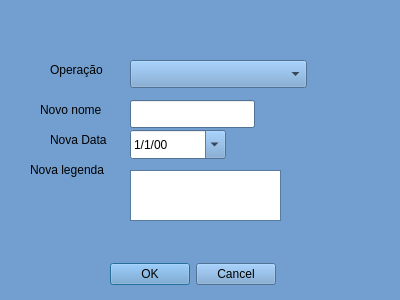
Qt form modificar.ui (LeitaoFabricio/ProjetoAniversario) before a commit.
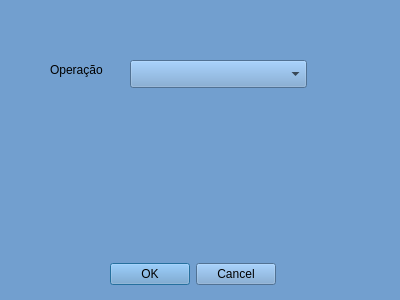
The same form after that commit.

```diff
--- a/modificar.ui
+++ b/modificar.ui
@@ -479,93 +479,6 @@
     </property>
    </item>
   </widget>
-  <widget class="QLabel" name="label_2">
-   <property name="geometry">
-    <rect>
-     <x>40</x>
-     <y>100</y>
-     <width>77</width>
-     <height>20</height>
-    </rect>
-   </property>
-   <property name="text">
-    <string>Novo nome</string>
-   </property>
-  </widget>
-  <widget class="QLabel" name="label_3">
-   <property name="geometry">
-    <rect>
-     <x>50</x>
-     <y>130</y>
-     <width>68</width>
-     <height>20</height>
-    </rect>
-   </property>
-   <property name="text">
-    <string>Nova Data</string>
-   </property>
-  </widget>
-  <widget class="QLabel" name="label_4">
-   <property name="geometry">
-    <rect>
-     <x>30</x>
-     <y>160</y>
-     <width>89</width>
-     <height>20</height>
-    </rect>
-   </property>
-   <property name="text">
-    <string>Nova legenda</string>
-   </property>
-  </widget>
-  <widget class="QLineEdit" name="novo_nome">
-   <property name="enabled">
-    <bool>true</bool>
-   </property>
-   <property name="geometry">
-    <rect>
-     <x>130</x>
-     <y>100</y>
-     <width>125</width>
-     <height>28</height>
-    </rect>
-   </property>
-  </widget>
-  <widget class="QDateEdit" name="nova_data">
-   <property name="enabled">
-    <bool>true</bool>
-   </property>
-   <property name="geometry">
-    <rect>
-     <x>130</x>
-     <y>130</y>
-     <width>96</width>
-     <height>29</height>
-    </rect>
-   </property>
-   <property name="locale">
-    <locale language="Portuguese" country="Brazil"/>
-   </property>
-   <property name="displayFormat">
-    <string>d/M/yy</string>
-   </property>
-   <property name="calendarPopup">
-    <bool>true</bool>
-   </property>
-  </widget>
-  <widget class="QTextEdit" name="nova_legenda">
-   <property name="enabled">
-    <bool>true</bool>
-   </property>
-   <property name="geometry">
-    <rect>
-     <x>130</x>
-     <y>170</y>
-     <width>151</width>
-     <height>51</height>
-    </rect>
-   </property>
-  </widget>
  </widget>
  <resources/>
  <connections/>
```
